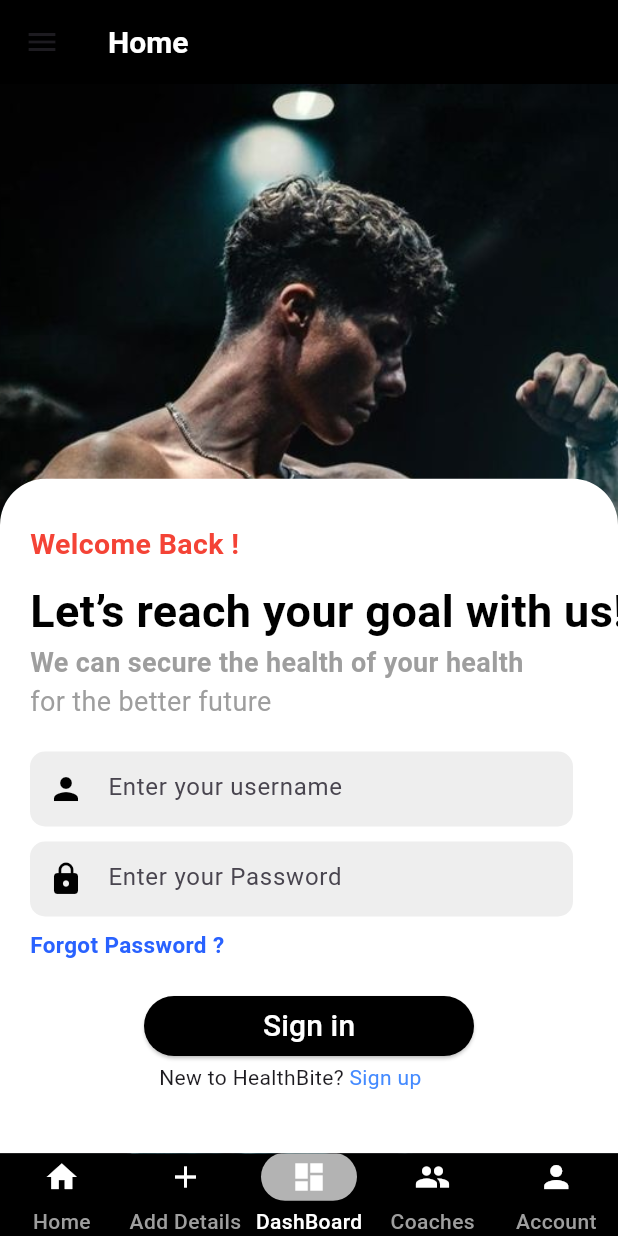
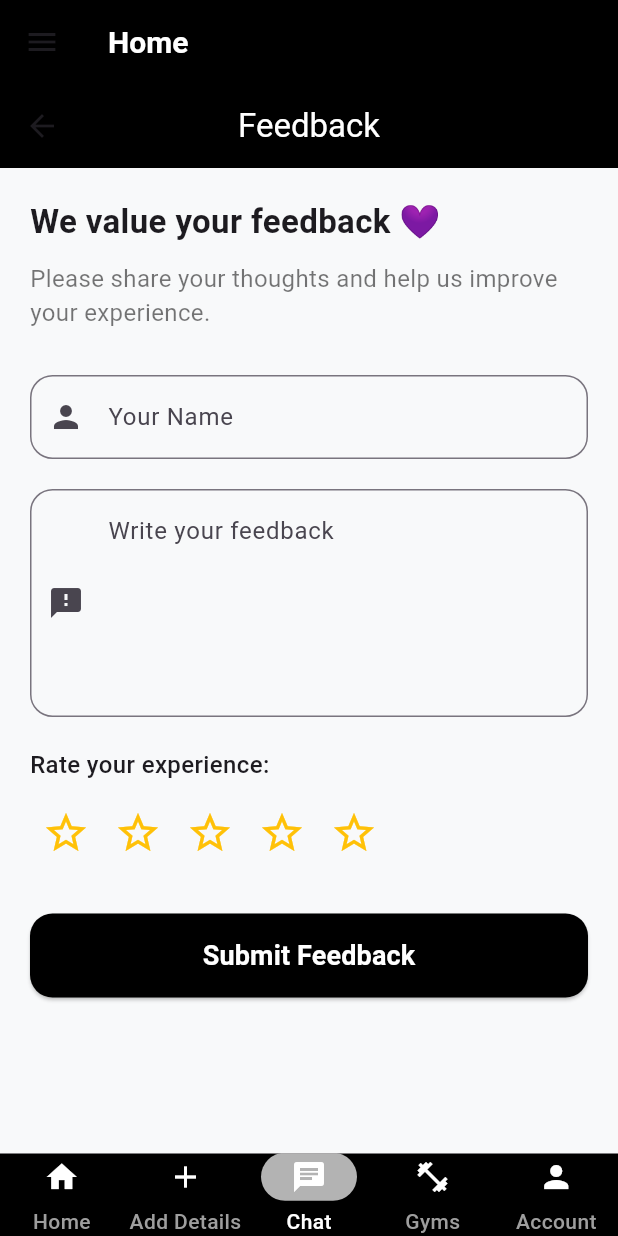
Before and after one commit to darshanaweerasooriya/Fitness_app_frontend, a Flutter app: the appbat screen opened directly, item 3 of the bottom bar chosen, on a phone screen of 412 x 824 dp. Run offline on Flutter 3.47's test engine with Material 3 defaults, Android fonts, the light colour scheme and no system bars; our stand-ins replace shared_preferences; accounts and stored records are empty; network calls fail.

Commit message:
feedback screen done

```diff
--- a/lib/components/clients/appbar.dart
+++ b/lib/components/clients/appbar.dart
@@ -2,6 +2,7 @@ import 'package:finessmobileapp/screens/auth/clients/loging.dart';
 import 'package:finessmobileapp/screens/clients/addDetails.dart';
 import 'package:finessmobileapp/screens/clients/dashboard.dart';
 import 'package:finessmobileapp/screens/clients/exerciseSchedule.dart';
+import 'package:finessmobileapp/screens/clients/feedbacckScreen.dart';
 import 'package:finessmobileapp/screens/clients/gymDetails.dart';
 import 'package:flutter/material.dart';
 
@@ -17,7 +18,7 @@ class _appbatState extends State<appbat> {
   final screen=[
     dashboardScreen(),
     gymmDetails(),
-    logingScrenn(),
+    feedbackScreen(),
     addDetails(),
     exerciseSChedule()
   ];
@@ -88,8 +89,8 @@ class _appbatState extends State<appbat> {
                 destinations: [
                   NavigationDestination(icon: Icon(Icons.home,color: Colors.white,), label: "Home"),
                   NavigationDestination(icon: Icon(Icons.add,color: Colors.white,), label: "Add Details"),
-                  NavigationDestination(icon: Icon(Icons.dashboard, color: Colors.white), label: "DashBoard"),
-                  NavigationDestination(icon: Icon(Icons.people,color: Colors.white), label: "Coaches"),
+                  NavigationDestination(icon: Icon(Icons.chat, color: Colors.white), label: "Chat"),
+                  NavigationDestination(icon: Icon(Icons.fitness_center,color: Colors.white), label: "Gyms"),
                   NavigationDestination(icon: Icon(Icons.person,color: Colors.white), label: "Account"),
 
                 ],
--- /dev/null
+++ b/lib/screens/clients/feedbacckScreen.dart
@@ -0,0 +1,129 @@
+import 'package:flutter/material.dart';
+
+class feedbackScreen extends StatefulWidget {
+  const feedbackScreen({super.key});
+
+  @override
+  State<feedbackScreen> createState() => _feedbackScreenState();
+}
+
+class _feedbackScreenState extends State<feedbackScreen> {
+  final TextEditingController _nameController = TextEditingController();
+  final TextEditingController _feedbackController = TextEditingController();
+  int _rating = 0;
+
+  void _submitFeedback() {
+    if (_nameController.text.isNotEmpty && _feedbackController.text.isNotEmpty && _rating > 0) {
+      ScaffoldMessenger.of(context).showSnackBar(
+        const SnackBar(content: Text("✅ Feedback Submitted Successfully")),
+      );
+      _nameController.clear();
+      _feedbackController.clear();
+      setState(() {
+        _rating = 0;
+      });
+    } else {
+      ScaffoldMessenger.of(context).showSnackBar(
+        const SnackBar(content: Text("⚠️ Please fill all fields")),
+      );
+    }
+  }
+
+  @override
+  Widget build(BuildContext context) {
+    return Scaffold(
+      backgroundColor: const Color(0xFFF8F9FA),
+      appBar: AppBar(
+        title: const Text("Feedback", style: TextStyle(color: Colors.white),),
+        centerTitle: true,
+        elevation: 0,
+        backgroundColor: Colors.black,
+      ),
+      body: SingleChildScrollView(
+        padding: const EdgeInsets.all(20),
+        child: Column(
+          crossAxisAlignment: CrossAxisAlignment.start,
+          children: [
+            const Text(
+              "We value your feedback 💜",
+              style: TextStyle(fontSize: 22, fontWeight: FontWeight.bold),
+            ),
+            const SizedBox(height: 10),
+            const Text(
+              "Please share your thoughts and help us improve your experience.",
+              style: TextStyle(fontSize: 16, color: Colors.black54),
+            ),
+            const SizedBox(height: 30),
+
+            // Name field
+            TextField(
+              controller: _nameController,
+              decoration: InputDecoration(
+                labelText: "Your Name",
+                border: OutlineInputBorder(borderRadius: BorderRadius.circular(15)),
+                prefixIcon: const Icon(Icons.person),
+              ),
+            ),
+            const SizedBox(height: 20),
+
+            // Feedback field
+            TextField(
+              controller: _feedbackController,
+              maxLines: 5,
+              decoration: InputDecoration(
+                labelText: "Write your feedback",
+                alignLabelWithHint: true,
+                border: OutlineInputBorder(borderRadius: BorderRadius.circular(15)),
+                prefixIcon: const Icon(Icons.feedback),
+              ),
+            ),
+            const SizedBox(height: 20),
+
+            // Rating stars
+            const Text(
+              "Rate your experience:",
+              style: TextStyle(fontSize: 16, fontWeight: FontWeight.w500),
+            ),
+            const SizedBox(height: 10),
+            Row(
+              children: List.generate(5, (index) {
+                return IconButton(
+                  icon: Icon(
+                    index < _rating ? Icons.star : Icons.star_border,
+                    color: Colors.amber,
+                    size: 32,
+                  ),
+                  onPressed: () {
+                    setState(() {
+                      _rating = index + 1;
+                    });
+                  },
+                );
+              }),
+            ),
+            const SizedBox(height: 30),
+
+            // Submit button
+            SizedBox(
+              width: double.infinity,
+              child: ElevatedButton(
+                onPressed: _submitFeedback,
+                style: ElevatedButton.styleFrom(
+                  backgroundColor: Colors.black,
+                  padding: const EdgeInsets.symmetric(vertical: 15),
+                  shape: RoundedRectangleBorder(
+                    borderRadius: BorderRadius.circular(15),
+                  ),
+                ),
+                child: const Text(
+                  "Submit Feedback",
+                  style: TextStyle(fontSize: 18, fontWeight: FontWeight.bold, color: Colors.white),
+                ),
+              ),
+            )
+          ],
+        ),
+      ),
+    );
+  }
+}
--- a/pubspec.yaml
+++ b/pubspec.yaml
@@ -70,6 +70,7 @@ flutter:
      - images/Crunches.jpg
      - images/cycling.jpg
      - images/gymex.jpg
+     - images/pushups.jpg
   #   - images/a_dot_ham.jpeg
 
   # An image asset can refer to one or more resolution-specific "variants", see
```
